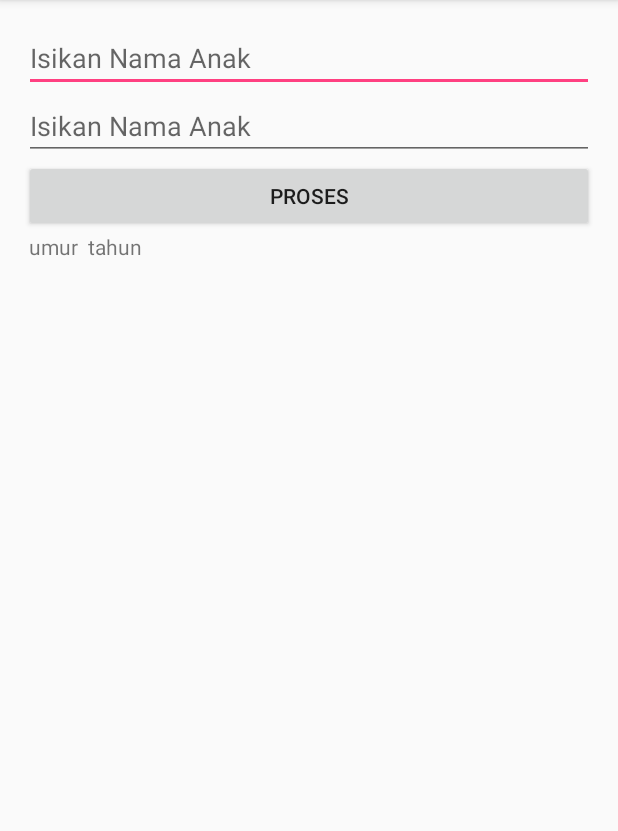
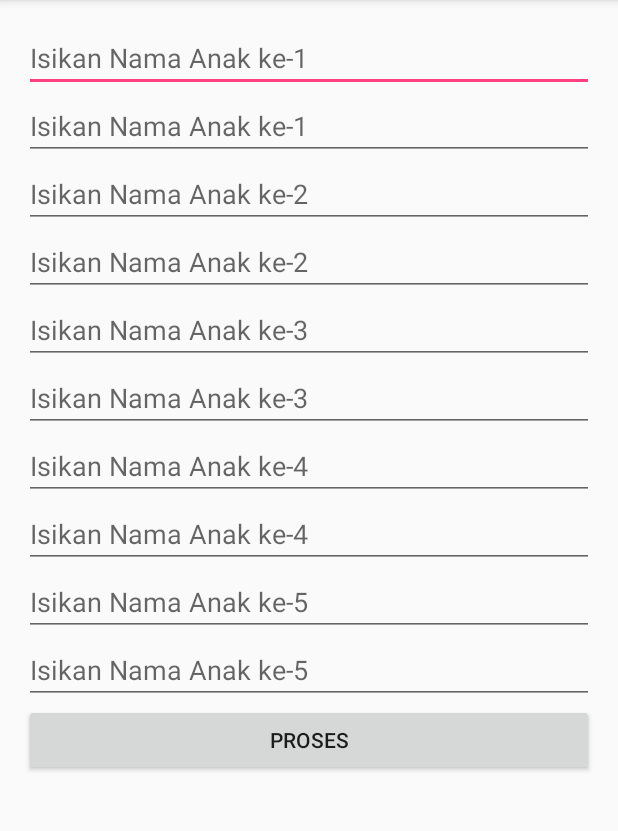
Before and after one commit to sandyargya/AdvancedWidget1, an Android app: the screen it shows after launch (MainActivity), after a tap on "PROSES", on a phone screen of 412 x 824 dp, the part 84-915 px from its top. Run offline under Robolectric (Android 15) with nearby library versions, the phone set to English and light mode, and no system bars.

Commit message:
Widget Programming Part 2

```diff
--- a/app/src/main/java/id/sch/smktelkom_mlg/learn/advancedwidget1/MainActivity.java
+++ b/app/src/main/java/id/sch/smktelkom_mlg/learn/advancedwidget1/MainActivity.java
@@ -16,30 +16,54 @@ public class MainActivity extends AppCompatActivity {
         super.onCreate(savedInstanceState);
         setContentView(R.layout.activity_main);
 
-        LinearLayout llMain = (LinearLayout) findViewById(R.id.LinearLayoutMain);
+        final LinearLayout llMain = (LinearLayout) findViewById(R.id.LinearLayoutMain);
 
-        final EditText etNama = new EditText(this);
-        llMain.addView(etNama);
-        etNama.setHint("Isikan Nama Anak");
+        addEditText(llMain);
 
-        final EditText etUmur = new EditText(this);
-        llMain.addView(etUmur);
-        etUmur.setHint("Isikan Nama Anak");
-        etUmur.setInputType(InputType.TYPE_CLASS_NUMBER);
 
         Button bProses = new Button(this);
         bProses.setText("Proses");
         llMain.addView(bProses);
+
         final TextView tvHasil = new TextView(this);
         llMain.addView(tvHasil);
         bProses.setOnClickListener(new View.OnClickListener() {
             @Override
             public void onClick(View view) {
-                String nama = etNama.getText().toString();
-                String umur = etUmur.getText().toString();
-
-                tvHasil.setText(nama + " umur " + umur + " tahun");
+                doProses(llMain);
             }
         });
     }
+
+    private void doProses(LinearLayout llMain) {
+        String hasil = "";
+        for (int i = 0; i < 5; i++) {
+            EditText etNama = (EditText) llMain.getChildAt(i * 2);
+            EditText etUmur = (EditText) llMain.getChildAt((i * 2) + 1);
+
+            String nama = etNama.getText().toString().trim();
+            String umur = etUmur.getText().toString();
+
+            if (umur.isEmpty())
+                umur = "0";
+            if (!nama.isEmpty())
+                hasil += "Anak ke-" + (i + 1) + ": " + nama + " umur " + umur + " tahun\n";
+        }
+
+        TextView tvHasil = (TextView) llMain.getChildAt(11);
+        tvHasil.setText(hasil);
+    }
+
+    private void addEditText(LinearLayout llMain) {
+        for (int i = 1; i <= 5; i++) {
+            EditText etNama = new EditText(this);
+            llMain.addView(etNama);
+            etNama.setHint("Isikan Nama Anak ke-" + i);
+
+            EditText etUmur = new EditText(this);
+            llMain.addView(etUmur);
+            etUmur.setHint("Isikan Nama Anak ke-" + i);
+            etUmur.setInputType(InputType.TYPE_CLASS_NUMBER);
+        }
+    }
 }
--- a/app/src/main/res/layout/activity_main.xml
+++ b/app/src/main/res/layout/activity_main.xml
@@ -1,4 +1,8 @@
 <?xml version="1.0" encoding="utf-8"?>
+<ScrollView xmlns:android="http://schemas.android.com/apk/res/android"
+    xmlns:tools="http://schemas.android.com/tools"
+    android:layout_width="match_parent"
+    android:layout_height="match_parent">
 <LinearLayout xmlns:android="http://schemas.android.com/apk/res/android"
     xmlns:tools="http://schemas.android.com/tools"
     android:id="@+id/LinearLayoutMain"
@@ -12,3 +16,4 @@
     tools:context="id.sch.smktelkom_mlg.learn.advancedwidget1.MainActivity">
 
 </LinearLayout>
+</ScrollView>
```
